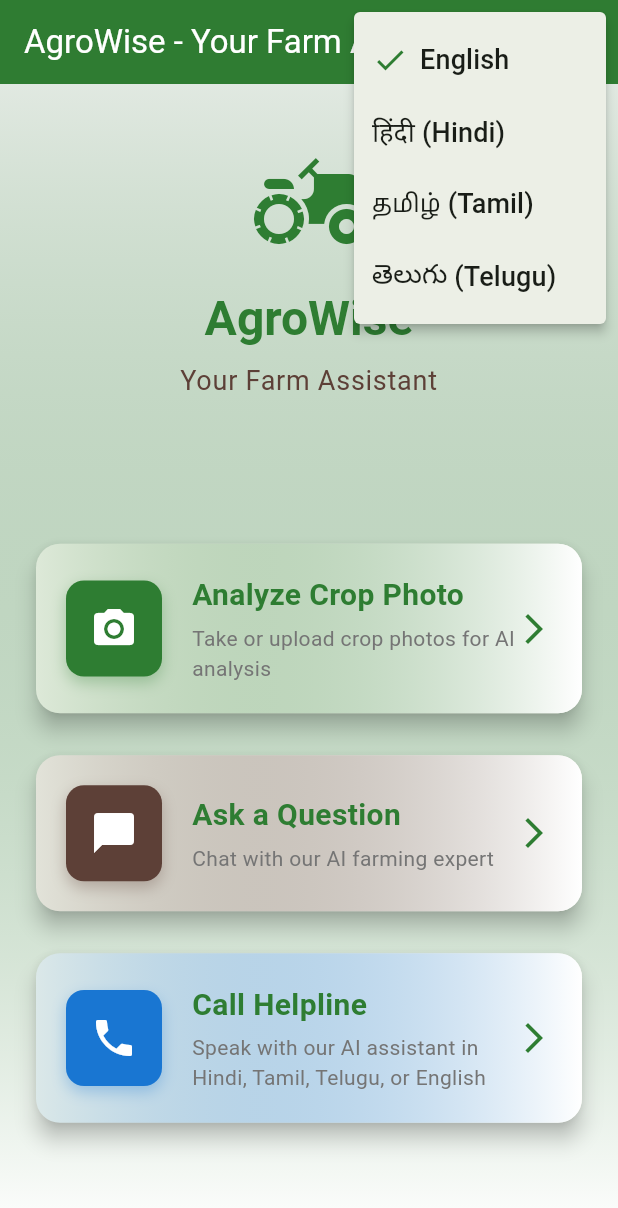
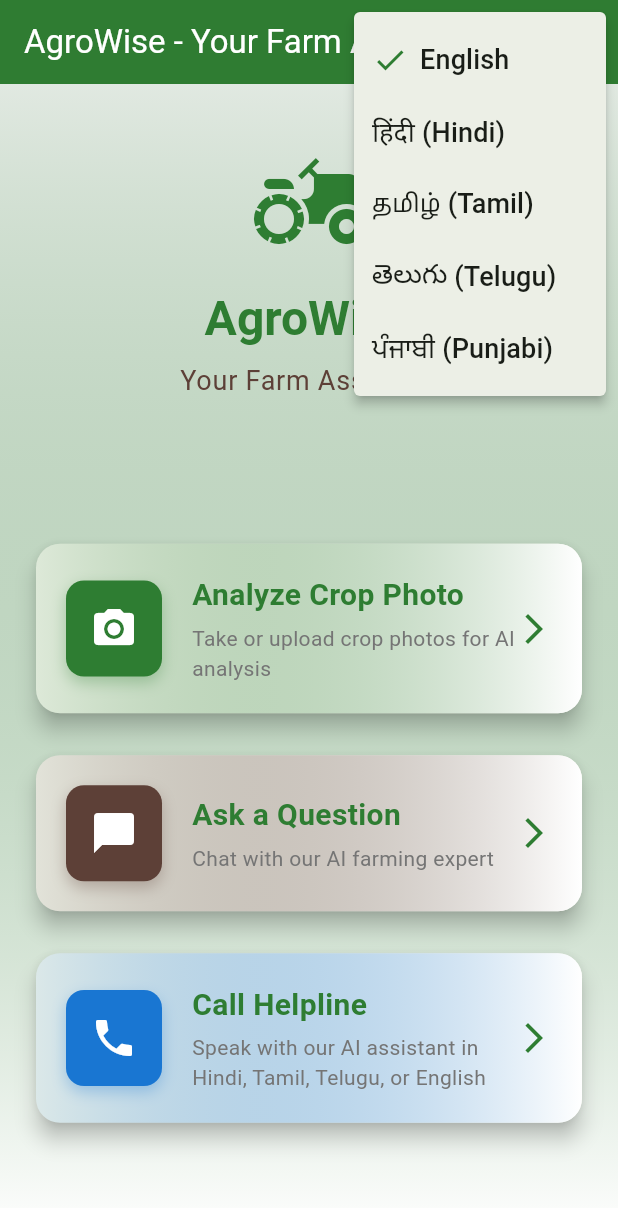
Before and after one commit to Yashasvi2229/agrowise-dashboard, a Flutter app: the screen it shows after launch, after a tap on the "language" icon, on a phone screen of 412 x 824 dp. Shown: the top 1208 px of the screen. Run offline on Flutter 3.47's test engine with Material 3 defaults, Android fonts, the phone set to English and light mode, and no system bars; our stand-ins replace image_picker, shared_preferences.

Commit message:
Add Punjabi language support - 5th language

```diff
--- a/lib/screens/home_screen.dart
+++ b/lib/screens/home_screen.dart
@@ -91,6 +91,16 @@ class _HomeScreenState extends State<HomeScreen> {
                     if (_currentLanguage == 'te') const Icon(Icons.check, color: Color(0xFF2E7D32)),
                     if (_currentLanguage == 'te') const SizedBox(width: 8),
                     Text(localizations.translate('telugu'), style: const TextStyle(fontSize: 18)),
+                  ],
+                ),
+              ),
+              PopupMenuItem(
+                value: 'pa',
+                child: Row(
+                  children: [
+                    if (_currentLanguage == 'pa') const Icon(Icons.check, color: Color(0xFF2E7D32)),
+                    if (_currentLanguage == 'pa') const SizedBox(width: 8),
+                    Text(localizations.translate('punjabi'), style: const TextStyle(fontSize: 18)),
                   ],
                 ),
               ),
--- a/lib/services/api_service.dart
+++ b/lib/services/api_service.dart
@@ -77,6 +77,7 @@ class ApiService {
       'hi': 'पता लगाया: $crop $disease से प्रभावित। यह एक सामान्य रोग है जो फसल स्वास्थ्य और उपज को प्रभावित करता है। प्रसार को रोकने के लिए तत्काल कार्रवाई की सिफारिश की जाती है।',
       'ta': 'கண்டறியப்பட்டது: $crop $disease ஆல் பாதிக்கப்பட்டுள்ளது. இது பயிர் ஆரோக்கியம் மற்றும் விளைச்சலை பாதிக்கும் பொதுவான நோய். பரவலைத் தடுக்க உடனடி நடவடிக்கை பரிந்துரைக்கப்படுகிறது.',
       'te': 'గుర్తించబడింది: $crop $disease ద్వారా ప్రభావితమైంది. ఇది పంట ఆరోగ్యం మరియు దిగుబడిని ప్రభావితం చేసే సాధారణ వ్యాధి. వ్యాప్తిని నిరోధించడానికి తక్షణ చర్య సిఫార్సు చేయబడింది.',
+      'pa': 'ਖੋਜਿਆ ਗਿਆ: $crop $disease ਤੋਂ ਪ್ରਭਾਵਿਤ। ਇਹ ਇੱਕ ਆਮ ਬਿਮਾਰੀ ਹੈ ਜੋ ਫਸਲ ਦੀ ਸਿਹਤ ਅਤੇ ਉਪਜ ਨੂੰ ਪ્ਰਭਾਵਿਤ ਕਰਦੀ ਹੈ। ਫੈਲਣ ਨੂੰ ਰੋਕਣ ਲਈ ਤੁਰੰਤ ਕਾਰਵਾਈ ਦੀ ਸਿਫਾਰਸ਼ ਕੀਤੀ ਜਾਂਦੀ ਹੈ।',
     };
     return templates[language] ?? templates['en']!;
   }
--- a/lib/utils/app_localizations.dart
+++ b/lib/utils/app_localizations.dart
@@ -25,6 +25,7 @@ class AppLocalizations {
       'hindi': 'हिंदी (Hindi)',
       'tamil': 'தமிழ் (Tamil)',
       'telugu': 'తెలుగు (Telugu)',
+      'punjabi': 'ਪੰਜਾਬੀ (Punjabi)',
       'take_photo': 'Take Photo',
       'choose_gallery': 'Choose from Gallery',
       'cancel': 'Cancel',
@@ -58,6 +59,7 @@ class AppLocalizations {
       'hindi': 'हिंदी (Hindi)',
       'tamil': 'தமிழ் (Tamil)',
       'telugu': 'తెలుగు (Telugu)',
+      'punjabi': 'ਪੰਜਾਬੀ (Punjabi)',
       'take_photo': 'फोटो लें',
       'choose_gallery': 'गैलरी से चुनें',
       'cancel': 'रद्द करें',
@@ -91,6 +93,7 @@ class AppLocalizations {
       'hindi': 'हिंदी (Hindi)',
       'tamil': 'தமிழ் (Tamil)',
       'telugu': 'తెలుగు (Telugu)',
+      'punjabi': 'ਪੰਜਾਬੀ (Punjabi)',
       'take_photo': 'புகைப்படம் எடுக்கவும்',
       'choose_gallery': 'கேலரியில் இருந்து தேர்வு செய்க',
       'cancel': 'ரத்து செய்',
@@ -124,6 +127,7 @@ class AppLocalizations {
       'hindi': 'हिंदी (Hindi)',
       'tamil': 'தமிழ் (Tamil)',
       'telugu': 'తెలుగు (Telugu)',
+      'punjabi': 'ਪੰਜਾਬੀ (Punjabi)',
       'take_photo': 'ఫోటో తీయండి',
       'choose_gallery': 'గ్యాలరీ నుండి ఎంచుకోండి',
       'cancel': 'రద్దు చేయండి',
@@ -144,6 +148,40 @@ class AppLocalizations {
       'helpline_number': '+18557746931',
       'helpline_description': 'తెలుగు, హిందీ, తమిళం లేదా ఆంగ్లంలో మా AI సహాయకుడితో మాట్లాడండి',
     },
+    'pa': {
+      'app_title': 'ਐਗਰੋਵਾਈਜ਼',
+      'home_title': 'ਐਗਰੋਵਾਈਜ਼ - ਤੁਹਾਡਾ ਖੇਤੀ ਸਹਾਇਕ',
+      'analyze_crop': 'ਫਸਲ ਫੋਟੋ ਵਿਸ਼ਲੇਸ਼ਣ',
+      'ask_question': 'ਸਵਾਲ ਪੁੱਛੋ',
+      'call_helpline': 'ਹੈਲਪਲਾਈਨ ਤੇ ਕਾਲ ਕਰੋ',
+      'history': 'ਇਤਿਹਾਸ',
+      'settings': 'ਸੈਟਿੰਗਾਂ',
+      'select_language': 'ਭਾਸ਼ਾ ਚੁਣੋ',
+      'english': 'English',
+      'hindi': 'हिंदी (Hindi)',
+      'tamil': 'தமிழ் (Tamil)',
+      'telugu': 'తెలుగు (Telugu)',
+      'punjabi': 'ਪੰਜਾਬੀ (Punjabi)',
+      'take_photo': 'ਫੋਟੋ ਲਓ',
+      'choose_gallery': 'ਗੈਲਰੀ ਤੋਂ ਚੁਣੋ',
+      'cancel': 'ਰੱਦ ਕਰੋ',
+      'enter_question': 'ਤੁਸੀਂ ਇਸ ਫਸਲ ਬਾਰੇ ਕੀ ਜਾਣਨਾ ਚਾਹੁੰਦੇ ਹੋ?',
+      'send': 'ਭੇਜੋ',
+      'analyzing': 'ਫਸਲ ਦਾ ਵਿਸ਼ਲੇਸ਼ਣ ਕੀਤਾ ਜਾ ਰਿਹਾ ਹੈ...',
+      'loading': 'ਲੋਡ ਹੋ ਰਿਹਾ ਹੈ...',
+      'no_internet': 'ਇੰਟਰਨੈੱਟ ਕਨੈਕਸ਼ਨ ਨਹੀਂ ਹੈ',
+      'error_occurred': 'ਇੱਕ ਗਲਤੀ ਹੋਈ',
+      'try_again': 'ਦੁਬਾਰਾ ਕੋਸ਼ਿਸ਼ ਕਰੋ',
+      'previous_queries': 'ਪਿਛਲੇ ਸਵਾਲ',
+      'no_history': 'ਕੋਈ ਪਿਛਲੇ ਸਵਾਲ ਨਹੀਂ',
+      'saved_recommendations': 'ਸੰਭਾਲੀਆਂ ਸਿਫਾਰਸ਼ਾਂ',
+      'confidence': 'ਵਿਸ਼ਵਾਸ',
+      'recommendations': 'ਸਿਫਾਰਸ਼ਾਂ',
+      'chat_placeholder': 'ਆਪਣਾ ਸਵਾਲ ਇੱਥੇ ਲਿਖੋ...',
+      'call_now': 'ਹੁਣੇ ਕਾਲ ਕਰੋ',
+      'helpline_number': '+18557746931',
+      'helpline_description': 'ਪੰਜਾਬੀ, ਹਿੰਦੀ, ਤਮਿਲ, ਤੇਲਗੂ ਜਾਂ ਅੰਗਰੇਜ਼ੀ ਵਿੱਚ ਸਾਡੇ AI ਸਹਾਇਕ ਨਾਲ ਗੱਲ ਕਰੋ',
+    },
   };
 
   String translate(String key) {
@@ -156,7 +194,7 @@ class _AppLocalizationsDelegate extends LocalizationsDelegate<AppLocalizations>
 
   @override
   bool isSupported(Locale locale) {
-    return ['en', 'hi', 'ta', 'te'].contains(locale.languageCode);
+    return ['en', 'hi', 'ta', 'te', 'pa'].contains(locale.languageCode);
   }
 
   @override
```
